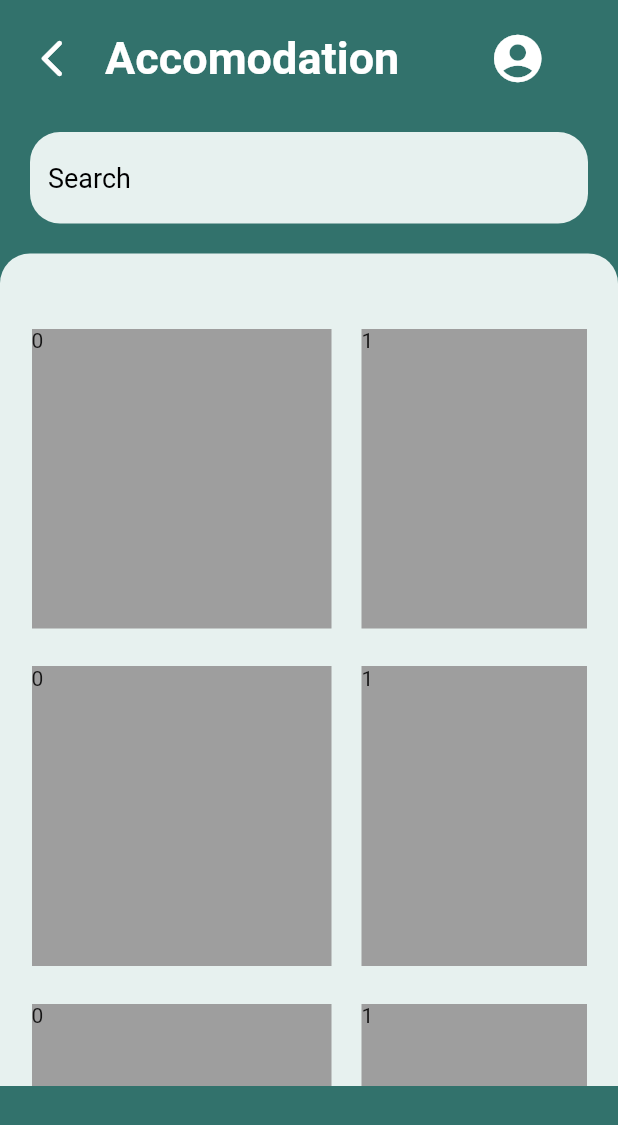
After one commit to m0hit-kumar/Friendly-Faces, a Flutter app: the AccommodationPage screen opened by its route, on a phone screen of 412 x 824 dp. The commit adds this screen. Shown: the top 1125 px of the screen. Run offline on Flutter 3.47's test engine with Material 2 defaults, Android fonts, the phone set to English and light mode, and no system bars; our stand-ins replace cloud_firestore, firebase_auth, firebase_core, flutter_svg, geolocator, get and 2 more; accounts and stored records are empty; project files that could hold a hidden picture were left out.

Commit message:
navbar routes added to pages and accomodation ui added

```diff
--- a/lib/main.dart
+++ b/lib/main.dart
@@ -2,6 +2,7 @@ import 'package:firebase_core/firebase_core.dart';
 import 'package:flutter/material.dart';
 import 'package:friendly_faces/pages/auth/auth_page.dart';
 import 'package:friendly_faces/pages/auth/create_profile.dart';
+import 'package:friendly_faces/pages/dashboard/accommodation_page.dart';
 import 'package:friendly_faces/pages/dashboard/connection_page.dart';
 import 'package:friendly_faces/pages/dashboard/homepage.dart';
 import 'package:friendly_faces/pages/dashboard/find_connection.dart';
@@ -69,6 +70,10 @@ class MyApp extends StatelessWidget {
           name: "/requestPage",
           page: () => const RequestPage(),
         ),
+        GetPage(
+          name: "/accommodationPage",
+          page: () => const AccommodationPage(),
+        ),
         // GetPage(
         //   name: "/mylocation",
         //   page: () => const MapScreen(),
--- /dev/null
+++ b/lib/pages/dashboard/accommodation_page.dart
@@ -0,0 +1,120 @@
+import 'package:flutter/material.dart';
+
+class AccommodationPage extends StatefulWidget {
+  const AccommodationPage({super.key});
+
+  @override
+  State<AccommodationPage> createState() => _AccommodationPageState();
+}
+
+class _AccommodationPageState extends State<AccommodationPage> {
+  @override
+  Widget build(BuildContext context) {
+    return SafeArea(
+        child: Scaffold(
+      backgroundColor: const Color(0xFF32726C),
+      body: Column(children: [
+        Padding(
+          padding: const EdgeInsets.only(top: 20),
+          child: Row(
+            // ignore: prefer_const_literals_to_create_immutables
+            //mainAxisAlignment: MainAxisAlignment.spaceBetween,
+            // ignore: prefer_const_literals_to_create_immutables
+            children: [
+              const Padding(
+                padding: EdgeInsets.only(left: 20),
+                child: Icon(
+                  Icons.arrow_back_ios_rounded,
+                  color: Colors.white,
+                  size: 30,
+                ),
+              ),
+              // ignore: prefer_const_constructors
+              Padding(
+                padding: const EdgeInsets.only(left: 20),
+                child: const Center(
+                  child: Text(
+                    "Accomodation",
+                    style: TextStyle(
+                        fontWeight: FontWeight.bold,
+                        fontSize: 30,
+                        color: Colors.white),
+                  ),
+                ),
+              ),
+
+              // ignore: prefer_const_constructors
+              Padding(
+                padding: const EdgeInsets.only(left: 60),
+                child: const Icon(
+                  Icons.account_circle_rounded,
+                  color: Colors.white,
+                  size: 38,
+                ),
+              ),
+            ],
+          ),
+        ),
+        Padding(
+          padding: const EdgeInsets.only(top: 30, right: 20, left: 20),
+          child: TextField(
+            cursorColor: Colors.black,
+            decoration: InputDecoration(
+              fillColor: Color.fromARGB(255, 231, 241, 239),
+              filled: true,
+              border: OutlineInputBorder(
+                  borderRadius: BorderRadius.circular(20),
+                  borderSide: BorderSide.none),
+              hintText: 'Search',
+              hintStyle: const TextStyle(color: Colors.black, fontSize: 18),
+            ),
+          ),
+        ),
+        Padding(
+          padding: const EdgeInsets.only(top: 20),
+          child: Container(
+              decoration: const BoxDecoration(
+                  color: Color.fromARGB(255, 231, 241, 239),
+                  borderRadius: BorderRadius.only(
+                      topLeft: Radius.circular(20),
+                      topRight: Radius.circular(20))),
+              child: SingleChildScrollView(
+                child: Padding(
+                  padding: const EdgeInsets.only(top: 30, left: 1, right: 1),
+                  child: SizedBox(
+                    height: 525,
+                    child: ListView.separated(
+                      scrollDirection: Axis.vertical,
+                      itemCount: 4,
+                      separatorBuilder: (context, index) =>
+                          const SizedBox(width: 20, height: 5),
+                      itemBuilder: (context, index) => Padding(
+                        padding:
+                            const EdgeInsets.only(top: 20, left: 20, right: 20),
+                        child: SizedBox(
+                          height: 200,
+                          child: ListView.separated(
+                              scrollDirection: Axis.horizontal,
+                              itemBuilder: (context, index) {
+                                return Container(
+                                    width: 200,
+                                    color: Colors.grey,
+                                    child: Text("$index"));
+                              },
+                              separatorBuilder: (context, index) {
+                                return const SizedBox(
+                                  width: 20,
+                                );
+                              },
+                              itemCount: 4),
+                        ),
+                      ),
+                    ),
+                  ),
+                ),
+              )),
+        ),
+      ]),
+    ));
+  }
+}
```
Also changed, not shown: lib/pages/dashboard/navbar.dart (+30 -13 lines), 1 other file.
